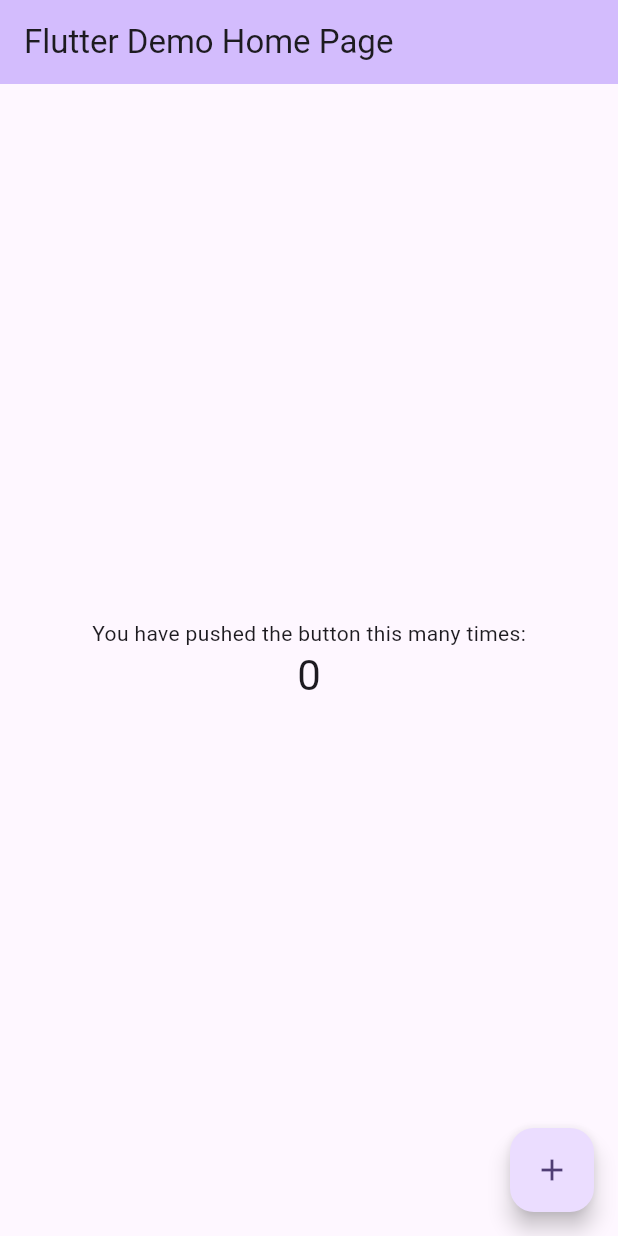
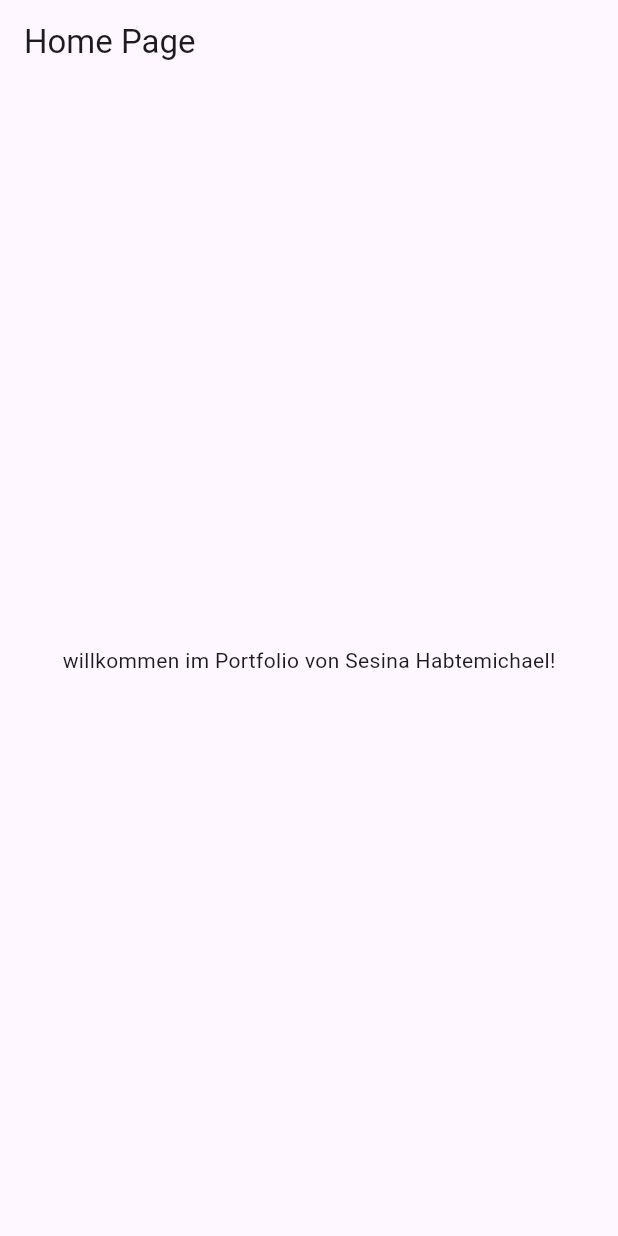
Before and after one commit to Sesinaa/portfolio_project, a Flutter app: the screen it shows after launch, on a phone screen of 412 x 824 dp. Run offline on Flutter 3.47's test engine with Material 3 defaults, Android fonts, the phone set to English and light mode, and no system bars.

Commit message:
Startseite mit Scaffold und AppBar hinzugefügt

```diff
--- a/lib/main.dart
+++ b/lib/main.dart
@@ -1,4 +1,5 @@
 import 'package:flutter/material.dart';
+import 'pages/home_page.dart';
 
 void main() {
   runApp(const MyApp());
@@ -7,116 +8,11 @@ void main() {
 class MyApp extends StatelessWidget {
   const MyApp({super.key});
 
-  // This widget is the root of your application.
   @override
   Widget build(BuildContext context) {
     return MaterialApp(
-      title: 'Flutter Demo',
-      theme: ThemeData(
-        // This is the theme of your application.
-        //
-        // TRY THIS: Try running your application with "flutter run". You'll see
-        // the application has a purple toolbar. Then, without quitting the app,
-        // try changing the seedColor in the colorScheme below to Colors.green
-        // and then invoke "hot reload" (save your changes or press the "hot
-        // reload" button in a Flutter-supported IDE, or press "r" if you used
-        // the command line to start the app).
-        //
-        // Notice that the counter didn't reset back to zero; the application
-        // state is not lost during the reload. To reset the state, use hot
-        // restart instead.
-        //
-        // This works for code too, not just values: Most code changes can be
-        // tested with just a hot reload.
-        colorScheme: ColorScheme.fromSeed(seedColor: Colors.deepPurple),
-      ),
-      home: const MyHomePage(title: 'Flutter Demo Home Page'),
+      title: 'Portfolio Projekt',
+      home: HomePage(),
     );
   }
 }
-
-class MyHomePage extends StatefulWidget {
-  const MyHomePage({super.key, required this.title});
-
-  // This widget is the home page of your application. It is stateful, meaning
-  // that it has a State object (defined below) that contains fields that affect
-  // how it looks.
-
-  // This class is the configuration for the state. It holds the values (in this
-  // case the title) provided by the parent (in this case the App widget) and
-  // used by the build method of the State. Fields in a Widget subclass are
-  // always marked "final".
-
-  final String title;
-
-  @override
-  State<MyHomePage> createState() => _MyHomePageState();
-}
-
-class _MyHomePageState extends State<MyHomePage> {
-  int _counter = 0;
-
-  void _incrementCounter() {
-    setState(() {
-      // This call to setState tells the Flutter framework that something has
-      // changed in this State, which causes it to rerun the build method below
-      // so that the display can reflect the updated values. If we changed
-      // _counter without calling setState(), then the build method would not be
-      // called again, and so nothing would appear to happen.
-      _counter++;
-    });
-  }
-
-  @override
-  Widget build(BuildContext context) {
-    // This method is rerun every time setState is called, for instance as done
-    // by the _incrementCounter method above.
-    //
-    // The Flutter framework has been optimized to make rerunning build methods
-    // fast, so that you can just rebuild anything that needs updating rather
-    // than having to individually change instances of widgets.
-    return Scaffold(
-      appBar: AppBar(
-        // TRY THIS: Try changing the color here to a specific color (to
-        // Colors.amber, perhaps?) and trigger a hot reload to see the AppBar
-        // change color while the other colors stay the same.
-        backgroundColor: Theme.of(context).colorScheme.inversePrimary,
-        // Here we take the value from the MyHomePage object that was created by
-        // the App.build method, and use it to set our appbar title.
-        title: Text(widget.title),
-      ),
-      body: Center(
-        // Center is a layout widget. It takes a single child and positions it
-        // in the middle of the parent.
-        child: Column(
-          // Column is also a layout widget. It takes a list of children and
-          // arranges them vertically. By default, it sizes itself to fit its
-          // children horizontally, and tries to be as tall as its parent.
-          //
-          // Column has various properties to control how it sizes itself and
-          // how it positions its children. Here we use mainAxisAlignment to
-          // center the children vertically; the main axis here is the vertical
-          // axis because Columns are vertical (the cross axis would be
-          // horizontal).
-          //
-          // TRY THIS: Invoke "debug painting" (choose the "Toggle Debug Paint"
-          // action in the IDE, or press "p" in the console), to see the
-          // wireframe for each widget.
-          mainAxisAlignment: MainAxisAlignment.center,
-          children: <Widget>[
-            const Text('You have pushed the button this many times:'),
-            Text(
-              '$_counter',
-              style: Theme.of(context).textTheme.headlineMedium,
-            ),
-          ],
-        ),
-      ),
-      floatingActionButton: FloatingActionButton(
-        onPressed: _incrementCounter,
-        tooltip: 'Increment',
-        child: const Icon(Icons.add),
-      ), // This trailing comma makes auto-formatting nicer for build methods.
-    );
-  }
-}
--- /dev/null
+++ b/lib/pages/home_page.dart
@@ -0,0 +1,11 @@
+import 'package:flutter/material.dart';
+
+class HomePage extends StatelessWidget {
+  @override
+  Widget build(BuildContext context) {
+    return Scaffold(
+      appBar: AppBar(title: Text("Home Page")),
+      body: Center(child: Text("willkommen im Portfolio von Sesina Habtemichael!")),
+    );
+  }
+}
```
Also changed, not shown: 2 other files.
